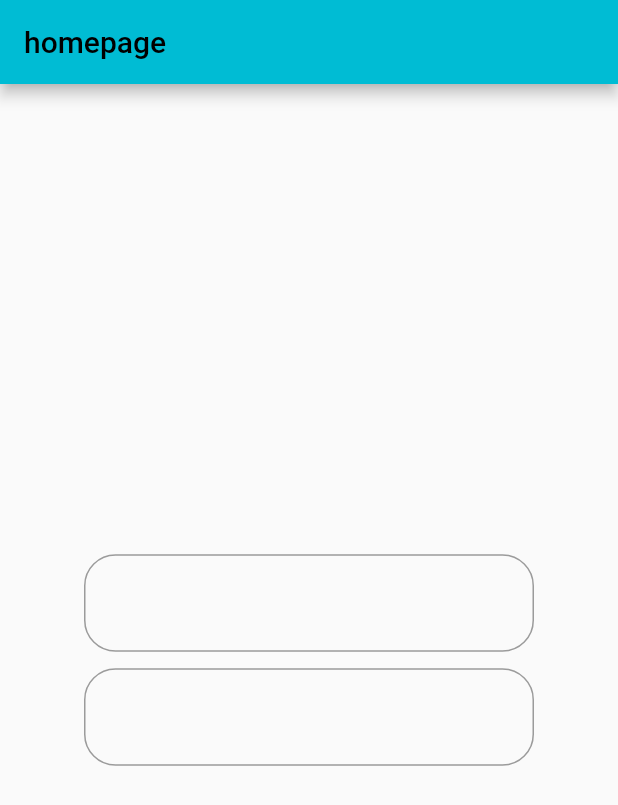
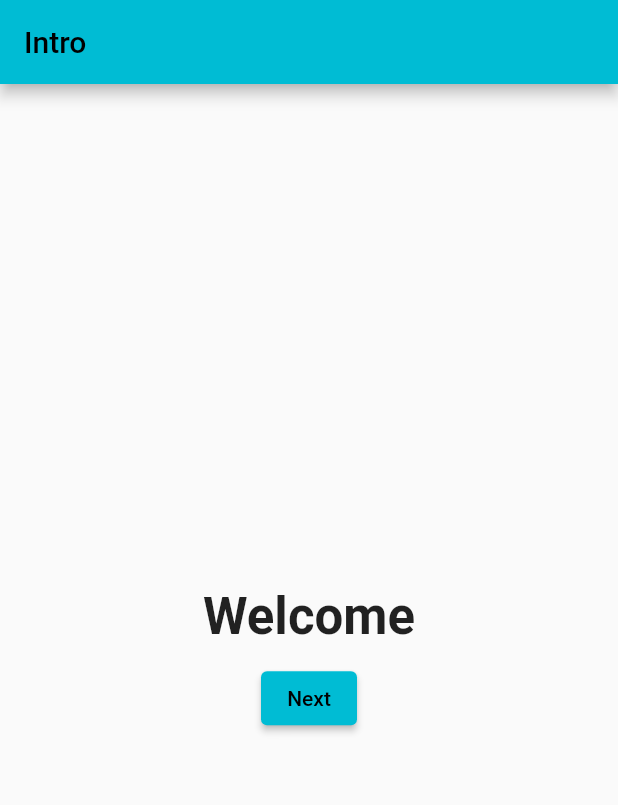
Before and after one commit to Shyamprasad07/LearnNewWidgetsFlutter, a Flutter app: the screen it shows after launch, on a phone screen of 412 x 824 dp. Shown: the top 805 px of the screen. Run offline on Flutter 3.47's test engine with Material 2 defaults, Android fonts, the phone set to English and light mode, and no system bars; missing offline and left inert: dart:html.

```diff
--- /dev/null
+++ b/lib/intoPage.dart
@@ -0,0 +1,44 @@
+import 'dart:html';
+
+import 'package:ecommerce_app/main.dart';
+import 'package:flutter/material.dart';
+import 'package:flutter/src/widgets/container.dart';
+import 'package:flutter/src/widgets/framework.dart';
+
+class IntroPage extends StatelessWidget {
+  @override
+  Widget build(BuildContext context) {
+    return Scaffold(
+      appBar: AppBar(
+        title: Text('Intro'),
+      ),
+      body: Center(
+        child: Column(
+          mainAxisAlignment: MainAxisAlignment.center,
+          children: [
+
+            Text(
+              'Welcome',
+              style: TextStyle(
+                fontSize: 34,
+                fontWeight: FontWeight.bold,
+              ),
+            ),
+            SizedBox(
+              height: 11,
+            ),
+            ElevatedButton(
+                onPressed: () {
+                  Navigator.push(
+                      context,
+                      MaterialPageRoute(
+                        builder: (context) => MyHomePage(title: 'newapp',),
+                      ));
+                },
+                child: Text('Next'))
+          ],
+        ),
+      ),
+    );
+  }
+}
--- a/lib/main.dart
+++ b/lib/main.dart
@@ -1,3 +1,4 @@
+import 'package:ecommerce_app/intoPage.dart';
 import 'package:flutter/material.dart';
 
 void main() {
@@ -13,12 +14,8 @@ class MyApp extends StatelessWidget {
       debugShowCheckedModeBanner: false,
       theme: ThemeData(
         primarySwatch: Colors.cyan,
-        textTheme: TextTheme(
-          headline1: TextStyle(fontSize: 21, fontWeight: FontWeight.bold),
-          subtitle1: TextStyle(fontSize: 21, fontWeight: FontWeight.w500,fontStyle: FontStyle.italic),
-        )
-      ),
-      home: const MyHomePage(title: 'Flutter Demo Home Page'),
+        ),
+      home: IntroPage(),
     );
   }
 }
@@ -32,37 +29,11 @@ class MyHomePage extends StatelessWidget {
         appBar: AppBar(
           title: const Text("homepage"),
         ),
-        body: Center(child: Container(
-          width: 300,
-          child: Column(
-            mainAxisAlignment:MainAxisAlignment.center ,
-            children: [
-              TextField(
-                decoration: InputDecoration(
-                  border: OutlineInputBorder(
-                    borderRadius: BorderRadius.circular(21),
-                    borderSide: BorderSide(color: Colors.deepOrange,width: 15)
-
-                  ),
-
-
-
-                ),
-
-              ),
-              Container(height: 11,),
-              TextField(
-                decoration: InputDecoration(
-                  focusedBorder: OutlineInputBorder(),
-                  border: OutlineInputBorder(
-                    borderRadius: BorderRadius.circular(21),
-                    borderSide: BorderSide(color: Colors.deepOrange)
-                  ),
-
-                ),
-              ),
-            ],
-          )))
+        body: Container(
+          width: double.infinity,
+          height: double.infinity,
+          color: Colors.yellow,
+          child: Text("hellow world"))
 
         );
   }
```
